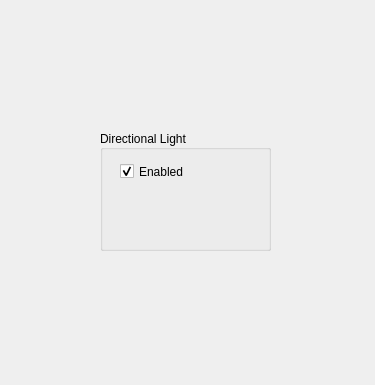
This is arpg/arpg-editor/LightDialog.ui in keaton-freude/arpg as Qt 5 draws it before an edit. The edited form follows.
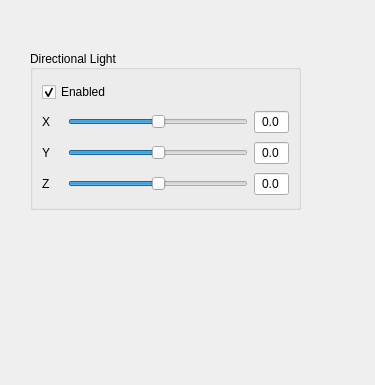
This is the edited form.

Commit message: Add beginning of global Directional Light UI tools.

Diff of the .ui file:
```diff
--- a/arpg/arpg-editor/LightDialog.ui
+++ b/arpg/arpg-editor/LightDialog.ui
@@ -16,10 +16,10 @@
   <widget class="QGroupBox" name="grpAmbient">
    <property name="geometry">
     <rect>
-     <x>100</x>
-     <y>130</y>
-     <width>171</width>
-     <height>121</height>
+     <x>30</x>
+     <y>50</y>
+     <width>271</width>
+     <height>160</height>
     </rect>
    </property>
    <property name="title">
@@ -34,22 +34,177 @@
    <property name="checkable">
     <bool>false</bool>
    </property>
-   <widget class="QCheckBox" name="chkDirectionalLightEnabled">
-    <property name="geometry">
-     <rect>
-      <x>20</x>
-      <y>30</y>
-      <width>82</width>
-      <height>23</height>
-     </rect>
-    </property>
-    <property name="text">
-     <string>Enabled</string>
-    </property>
-    <property name="checked">
-     <bool>true</bool>
-    </property>
-   </widget>
+   <layout class="QGridLayout" name="gridLayout">
+    <item row="0" column="0" colspan="3">
+     <widget class="QCheckBox" name="chkDirectionalLightEnabled">
+      <property name="text">
+       <string>Enabled</string>
+      </property>
+      <property name="checked">
+       <bool>true</bool>
+      </property>
+     </widget>
+    </item>
+    <item row="3" column="1" colspan="2">
+     <widget class="QSlider" name="sliderDirLightZ">
+      <property name="minimum">
+       <number>-100</number>
+      </property>
+      <property name="maximum">
+       <number>100</number>
+      </property>
+      <property name="orientation">
+       <enum>Qt::Horizontal</enum>
+      </property>
+      <property name="tickPosition">
+       <enum>QSlider::NoTicks</enum>
+      </property>
+     </widget>
+    </item>
+    <item row="2" column="1" colspan="2">
+     <widget class="QSlider" name="sliderDirLightY">
+      <property name="minimum">
+       <number>-100</number>
+      </property>
+      <property name="maximum">
+       <number>100</number>
+      </property>
+      <property name="orientation">
+       <enum>Qt::Horizontal</enum>
+      </property>
+      <property name="tickPosition">
+       <enum>QSlider::NoTicks</enum>
+      </property>
+     </widget>
+    </item>
+    <item row="3" column="0">
+     <widget class="QLabel" name="label_3">
+      <property name="sizePolicy">
+       <sizepolicy hsizetype="Preferred" vsizetype="Preferred">
+        <horstretch>0</horstretch>
+        <verstretch>0</verstretch>
+       </sizepolicy>
+      </property>
+      <property name="maximumSize">
+       <size>
+        <width>20</width>
+        <height>16777215</height>
+       </size>
+      </property>
+      <property name="text">
+       <string>Z</string>
+      </property>
+     </widget>
+    </item>
+    <item row="1" column="1" colspan="2">
+     <widget class="QSlider" name="sliderDirLightX">
+      <property name="minimum">
+       <number>-100</number>
+      </property>
+      <property name="maximum">
+       <number>100</number>
+      </property>
+      <property name="orientation">
+       <enum>Qt::Horizontal</enum>
+      </property>
+      <property name="tickPosition">
+       <enum>QSlider::NoTicks</enum>
+      </property>
+     </widget>
+    </item>
+    <item row="2" column="0">
+     <widget class="QLabel" name="label_2">
+      <property name="maximumSize">
+       <size>
+        <width>20</width>
+        <height>16777215</height>
+       </size>
+      </property>
+      <property name="text">
+       <string>Y</string>
+      </property>
+     </widget>
+    </item>
+    <item row="1" column="0">
+     <widget class="QLabel" name="label">
+      <property name="maximumSize">
+       <size>
+        <width>20</width>
+        <height>16777215</height>
+       </size>
+      </property>
+      <property name="text">
+       <string>X</string>
+      </property>
+     </widget>
+    </item>
+    <item row="1" column="3">
+     <widget class="QLineEdit" name="txtDirLightX">
+      <property name="minimumSize">
+       <size>
+        <width>35</width>
+        <height>0</height>
+       </size>
+      </property>
+      <property name="maximumSize">
+       <size>
+        <width>20</width>
+        <height>16777215</height>
+       </size>
+      </property>
+      <property name="text">
+       <string>0.0</string>
+      </property>
+      <property name="alignment">
+       <set>Qt::AlignCenter</set>
+      </property>
+     </widget>
+    </item>
+    <item row="2" column="3">
+     <widget class="QLineEdit" name="txtDirLightY">
+      <property name="minimumSize">
+       <size>
+        <width>35</width>
+        <height>0</height>
+       </size>
+      </property>
+      <property name="maximumSize">
+       <size>
+        <width>20</width>
+        <height>16777215</height>
+       </size>
+      </property>
+      <property name="text">
+       <string>0.0</string>
+      </property>
+      <property name="alignment">
+       <set>Qt::AlignCenter</set>
+      </property>
+     </widget>
+    </item>
+    <item row="3" column="3">
+     <widget class="QLineEdit" name="txtDirLightZ">
+      <property name="minimumSize">
+       <size>
+        <width>35</width>
+        <height>0</height>
+       </size>
+      </property>
+      <property name="maximumSize">
+       <size>
+        <width>20</width>
+        <height>16777215</height>
+       </size>
+      </property>
+      <property name="text">
+       <string>0.0</string>
+      </property>
+      <property name="alignment">
+       <set>Qt::AlignCenter</set>
+      </property>
+     </widget>
+    </item>
+   </layout>
   </widget>
  </widget>
  <resources/>
```
The commit also changes 8 other files.
